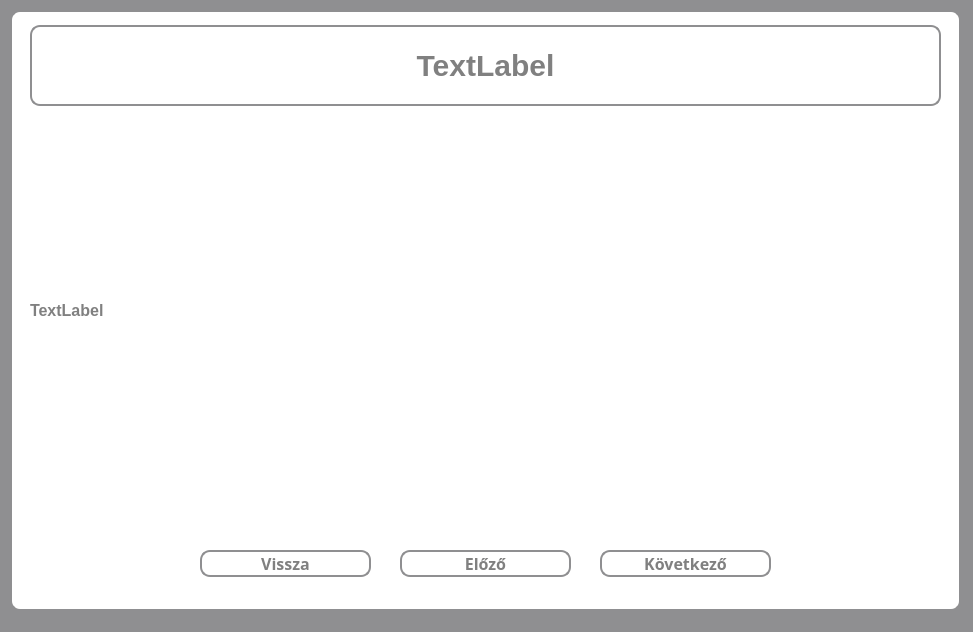
Above: src/main/resources/ui/default/defaultLearnWindow.ui from pkristof1999/Szakdolgozat before the change. Below: the same form after it.
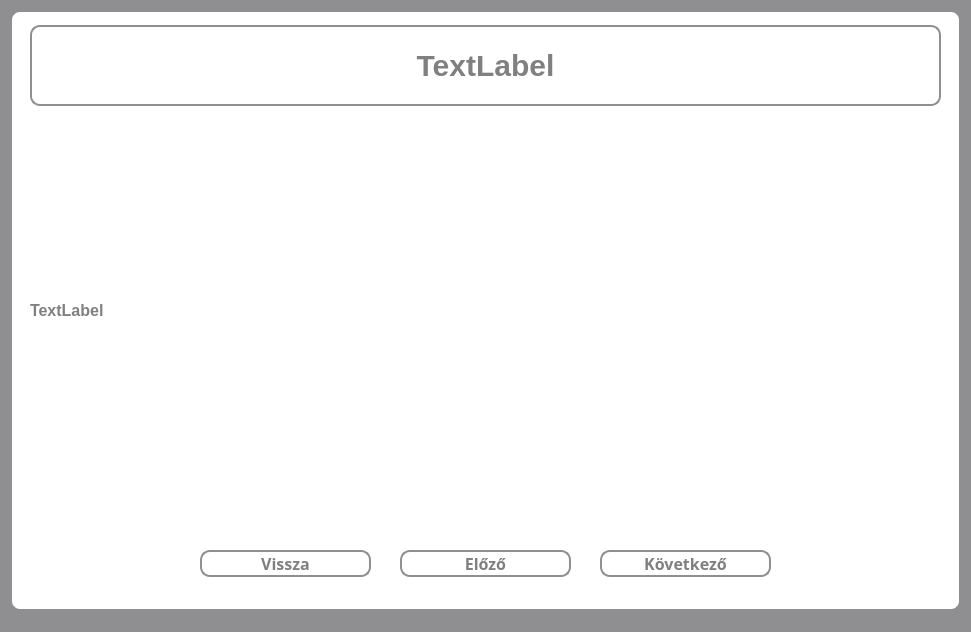
That is the form after the change.

Diff of the .ui file:
```diff
--- a/src/main/resources/ui/default/defaultLearnWindow.ui
+++ b/src/main/resources/ui/default/defaultLearnWindow.ui
@@ -6,7 +6,7 @@
    <rect>
     <x>0</x>
     <y>0</y>
-    <width>973</width>
+    <width>971</width>
     <height>632</height>
    </rect>
   </property>
```
